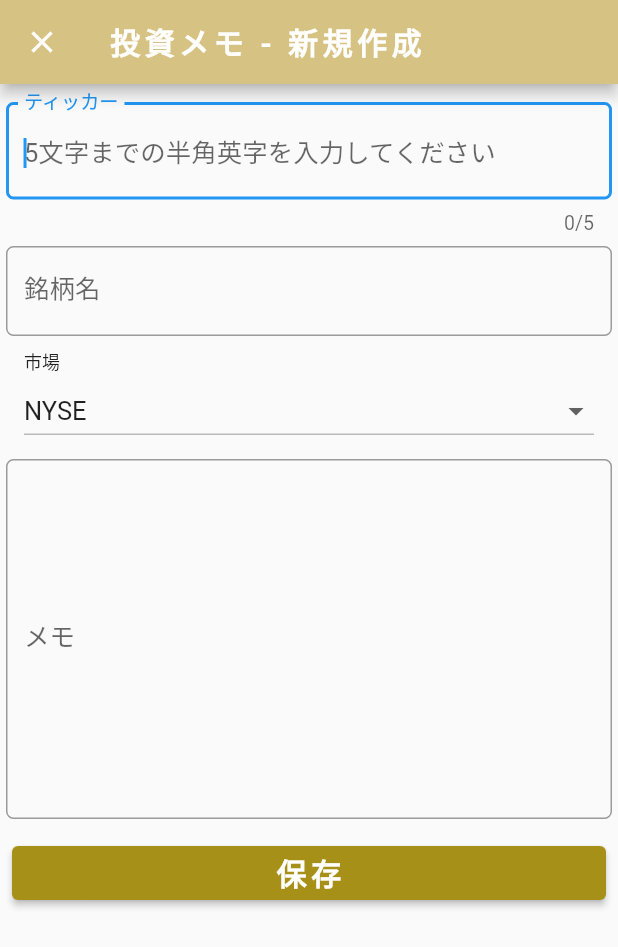
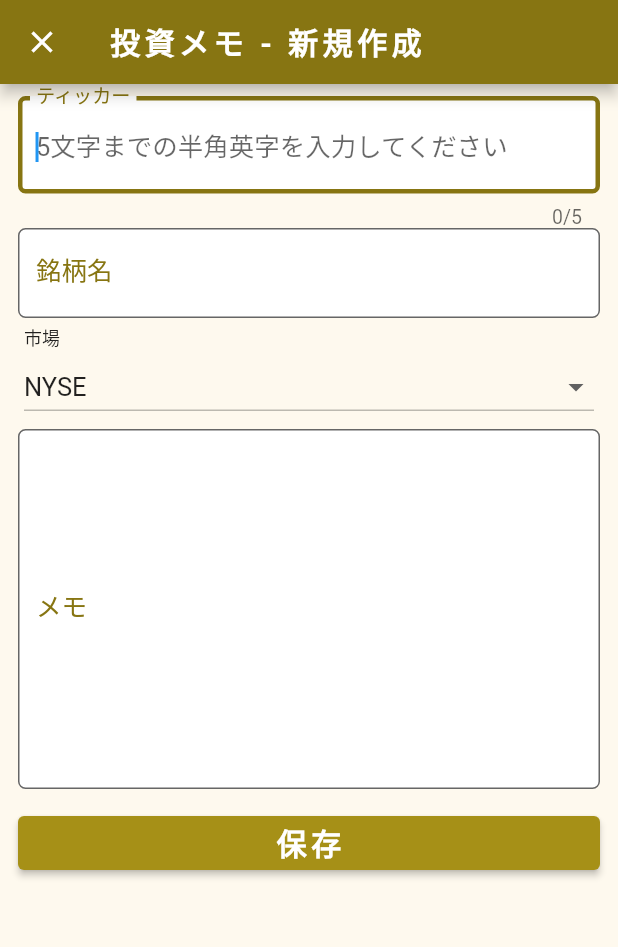
Before and after one commit to arafipro/usstockminimemo, a Flutter app: the screen it shows after launch, after a tap on "新規登録", on a phone screen of 412 x 824 dp. Shown: the top 947 px of the screen. Run offline on Flutter 3.47's test engine with Material 2 defaults, Android fonts, the light colour scheme and no system bars; our stand-ins replace google_mobile_ads, sqflite; accounts and stored records are empty.

Commit message:
アプリのスタイルを変更
編集ページの入力枠の外側の間隔を開ける
編集ページの配色を変更

```diff
--- a/lib/components/custom_text_form_field.dart
+++ b/lib/components/custom_text_form_field.dart
@@ -35,7 +35,7 @@ keyboardType：入力
   @override
   Widget build(BuildContext context) {
     return Padding(
-      padding: const EdgeInsets.all(4.0),
+      padding: const EdgeInsets.symmetric(horizontal: 12.0),
       child: TextFormField(
         autofocus: true,
         autovalidateMode: AutovalidateMode.onUserInteraction,
@@ -44,10 +44,22 @@ keyboardType：入力
         maxLength: maxLength,
         keyboardType: keyboardType,
         decoration: InputDecoration(
+          filled: true,
+          fillColor: Colors.white,
           hintText: hintText,
           labelText: labelText,
+          labelStyle: const TextStyle(
+            color: appBarColor,
+          ),
           border: OutlineInputBorder(
             borderRadius: BorderRadius.circular(5.0),
+          ),
+          focusedBorder: OutlineInputBorder(
+            borderRadius: BorderRadius.circular(5.0),
+            borderSide: const BorderSide(
+              color: appBarColor,
+              width: 3.0,
+            ),
           ),
         ),
         onChanged: onChanged,
--- a/lib/constants/colors.dart
+++ b/lib/constants/colors.dart
@@ -1,7 +1,8 @@
 import 'package:usstockminimemo/constants/imports.dart';
 
 // https://mycolor.space/?hex=%230C8874&sub=1
-const Color appBarColor = Color(0xFFD6C282);
+// const Color appBarColor = Color(0xFFD6C282);
+const Color appBarColor = Color(0xFF877512);
 const Color buttonColor = Color(0xFFA69017);
 const Color bgColor = Color(0xFFFEF9EE);
 const Color textColor = Color(0xFFFFFFFF);
--- a/lib/views/edit_page.dart
+++ b/lib/views/edit_page.dart
@@ -26,6 +26,7 @@ class EditPage extends StatelessWidget {
     return ChangeNotifierProvider<EditModel>(
       create: (_) => EditModel(),
       child: Scaffold(
+        backgroundColor: bgColor,
         appBar: AppBar(
           backgroundColor: appBarColor,
           title: Text(
@@ -61,7 +62,8 @@ class EditPage extends StatelessWidget {
                         validator: (value) {
                           if (value.isEmpty) {
                             return 'ティッカーを入力してください';
-                          } else if (!RegExp(r"^[a-zA-Z]{1,5}$").hasMatch(value)) {
+                          } else if (!RegExp(r"^[a-zA-Z]{1,5}$")
+                              .hasMatch(value)) {
                             return '5文字までの半角英字を入力してください';
                           }
                         },
@@ -132,7 +134,7 @@ class EditPage extends StatelessWidget {
                         keyboardType: TextInputType.multiline,
                       ),
                       Padding(
-                        padding: const EdgeInsets.all(8.0),
+                        padding: const EdgeInsets.all(12.0),
                         child: ElevatedButton(
                           style: ButtonStyle(
                             backgroundColor: MaterialStateProperty.all<Color>(
--- a/lib/views/list_page.dart
+++ b/lib/views/list_page.dart
@@ -32,7 +32,11 @@ class ListPage extends StatelessWidget {
                   final stockmemos = model.stockmemos;
                   final stockcards = stockmemos
                       .map(
-                        (stockcard) => StockCard(
+                        (stockcard) => Padding(
+                          padding: const EdgeInsets.symmetric(
+                            horizontal: 4.0,
+                          ),
+                          child: StockCard(
                             isButtonMode: isButtonMode,
                             stockname: stockcard.name,
                             ticker: stockcard.ticker,
@@ -69,6 +73,7 @@ class ListPage extends StatelessWidget {
                                 ),
                               );
                             },
+                          ),
                         ),
                       )
                       .toList();
```
Lines whose indentation alone changed are shown as unchanged.
